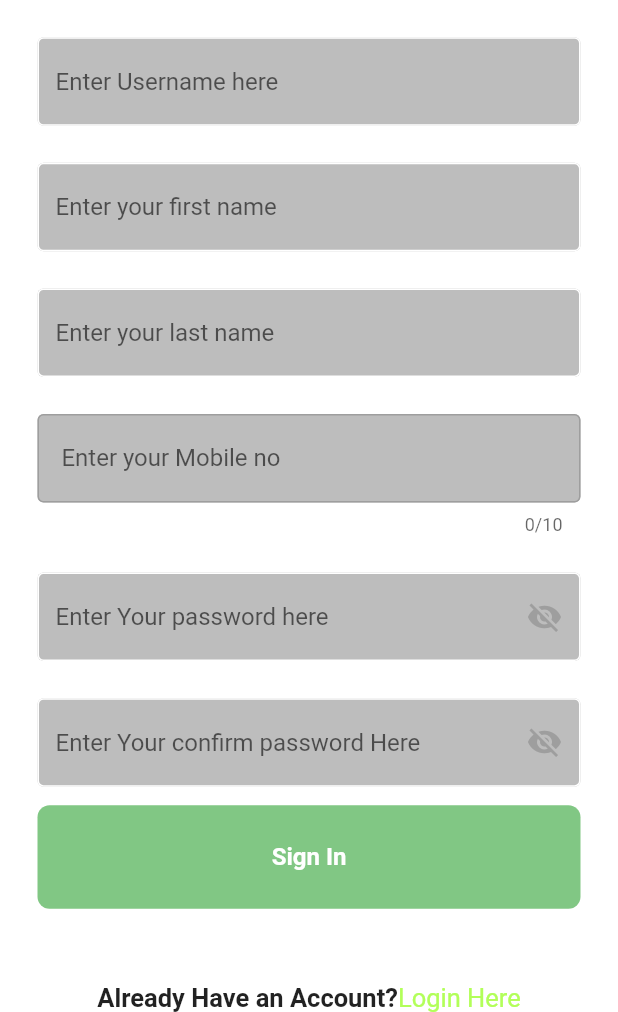
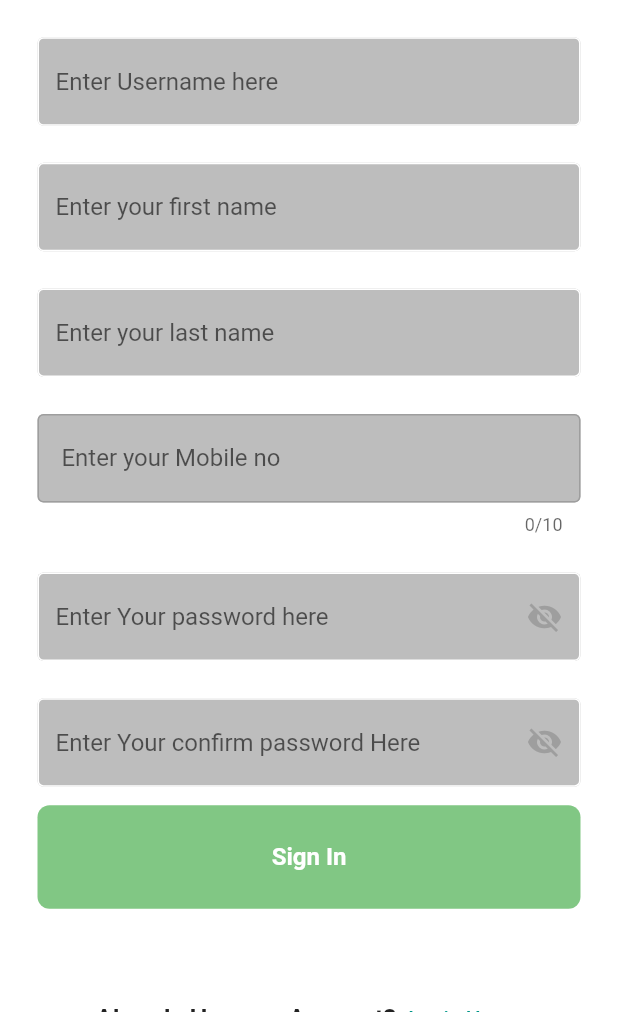
Before and after one commit to Master5551/Job_Scout, a Flutter app: the RegisterPage screen opened directly, scrolled down 134 dp, on a phone screen of 412 x 824 dp, the part 224-1236 px from its top. Run offline on Flutter 3.47's test engine with Material 2 defaults, Android fonts, the phone set to English and light mode, and no system bars; our stand-ins replace firebase_auth, firebase_core, flutter_signin_button, flutter_svg, fluttertoast, google_sign_in and 2 more; accounts and stored records are empty.

Commit message:
Added-register-page

```diff
--- a/lib/Authentication/register_page.dart
+++ b/lib/Authentication/register_page.dart
@@ -1,5 +1,6 @@
 import 'package:flutter/material.dart';
 import 'package:job_scout/Authentication/forgot_password_screen.dart';
+import 'package:job_scout/Authentication/login_page.dart';
 import 'package:job_scout/components/my_button.dart';
 
 class RegisterPage extends StatefulWidget {
@@ -255,18 +256,24 @@
                 buttonText: 'Sign In',
               ),
               SizedBox(height: MediaQuery.of(context).size.height * 0.06),
-              const Row(
+              Row(
                 mainAxisAlignment: MainAxisAlignment.center,
                 children: [
                   Text(
                     "Already Have an Account?",
                     style: TextStyle(fontWeight: FontWeight.bold, fontSize: 17),
                   ),
-                  Text(
-                    "Login Here",
-                    style: TextStyle(
-                        color: Colors.lightGreenAccent, fontSize: 17),
-                  ),
+                  TextButton(
+                        style:
+                            TextButton.styleFrom(foregroundColor: Colors.teal),
+                        onPressed: () {
+                          Navigator.push(
+                              context,
+                              MaterialPageRoute(
+                                  builder: (context) =>
+                                      LoginPage()));
+                        },
+                        child: Text('Login Here')),
                 ],
               ),
             ],
--- a/lib/main.dart
+++ b/lib/main.dart
@@ -31,7 +31,7 @@
     return const MaterialApp(
       debugShowCheckedModeBanner: false,
 
-      home: RegisterPage(),
+      home: HomePage(),
     );
   }
 }
```
Also changed, not shown: lib/Authentication/login_page.dart (+13 -5 lines).
